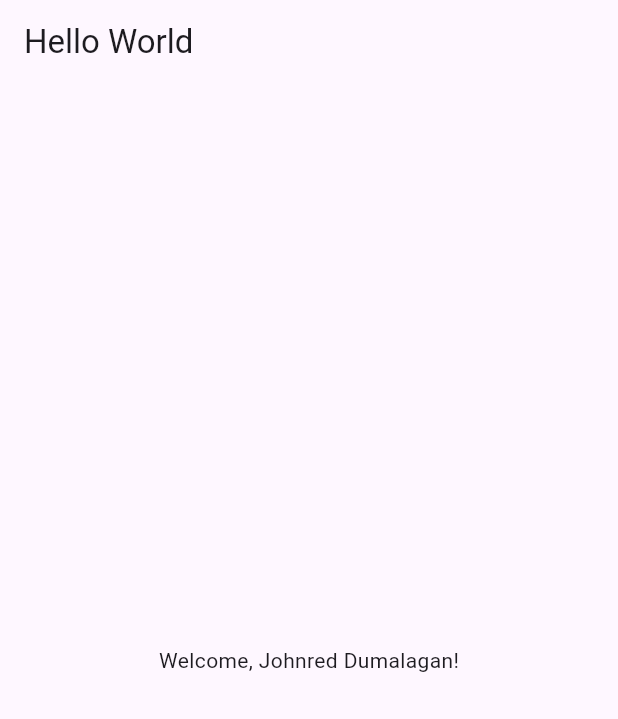
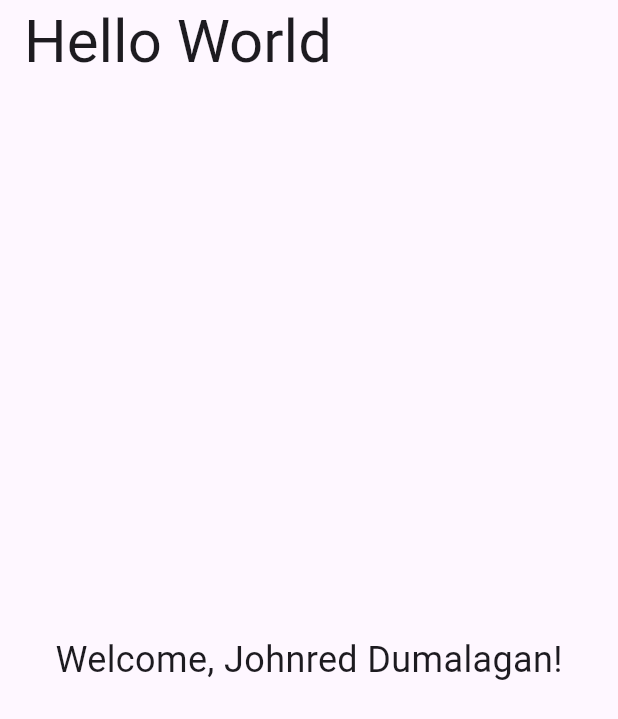
Before and after one commit to RedD117/FlutterDumalagan, a Flutter app: the screen it shows after launch, on a phone screen of 412 x 824 dp. Shown: the top 719 px of the screen. Run offline on Flutter 3.47's test engine with Material 3 defaults, Android fonts, the phone set to English and light mode, and no system bars.

Commit message:
Update main.dart to enlarge welcome text

```diff
--- a/lib/main.dart
+++ b/lib/main.dart
@@ -12,8 +12,9 @@ class MyApp extends StatelessWidget {
   Widget build(BuildContext context) {
     return MaterialApp(
       home: Scaffold(
-        appBar: AppBar(title: Text('Hello World')),
-        body: Center(child: Text('Welcome, Johnred Dumalagan!')),
+        appBar: AppBar(title: Text('Hello World', style: TextStyle(fontSize: 40))),
+        body: Center(child: Text('Welcome, Johnred Dumalagan!',
+          style: TextStyle(fontSize: 24))),
       ),
     );
   }
```
